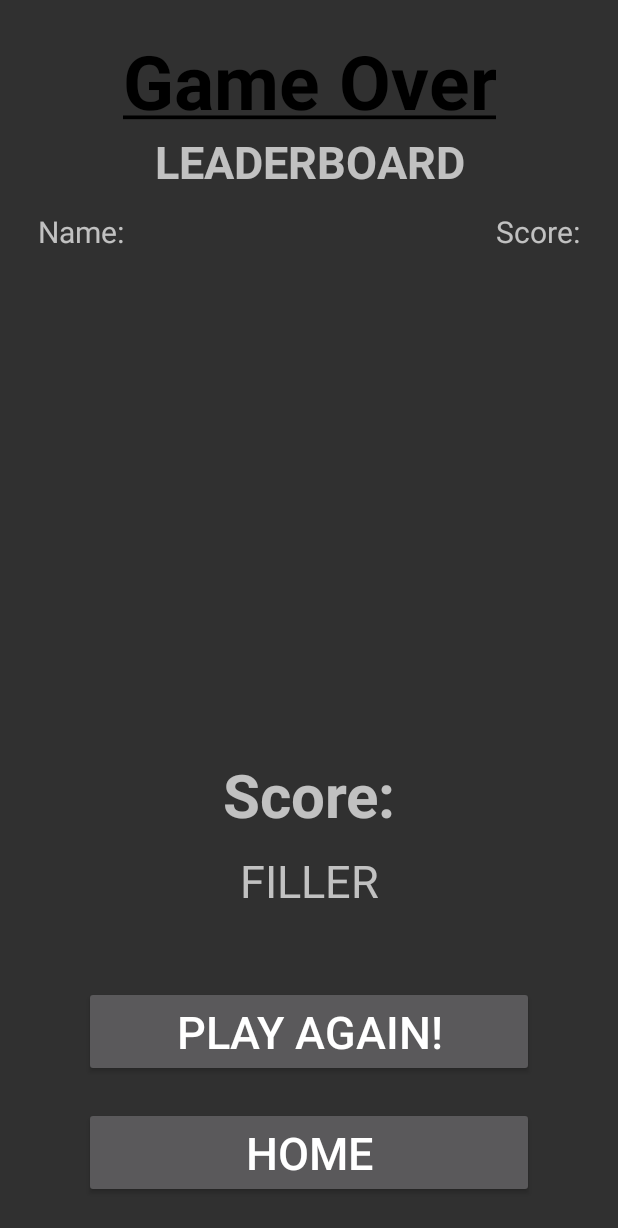
After one commit to CBUmikes930/Sanitizor, an Android app: the GameOver screen opened directly, with no data from a screen before it, on a phone screen of 412 x 824 dp. The commit adds this screen. Shown: the top 1228 px of the screen. Run offline under Robolectric (Android 15) with nearby library versions, the phone set to English and light mode, and no system bars; our stand-ins replace Firebase (no records; nobody signed in at launch, a user with empty details on screens opened directly); Roboto replaces fonts that are not available here.

```diff
--- a/app/src/main/AndroidManifest.xml
+++ b/app/src/main/AndroidManifest.xml
@@ -18,6 +18,7 @@
         android:roundIcon="@mipmap/ic_launcher_round"
         android:supportsRtl="true"
         android:theme="@style/LightTheme">
+        <activity android:name=".GameOver"></activity>
         <activity
             android:name=".LeaderboardActivity"
             android:parentActivityName=".MainActivity" />
--- a/app/src/main/java/com/egr423/sanitizor/Enemy.java
+++ b/app/src/main/java/com/egr423/sanitizor/Enemy.java
@@ -251,4 +251,5 @@ public class Enemy extends Character {
         return (bounds.bottom-bounds.top);
     }
 
+
 }
--- /dev/null
+++ b/app/src/main/java/com/egr423/sanitizor/GameOver.java
@@ -0,0 +1,54 @@
+package com.egr423.sanitizor;
+
+import androidx.appcompat.app.AppCompatActivity;
+import androidx.recyclerview.widget.DividerItemDecoration;
+import androidx.recyclerview.widget.LinearLayoutManager;
+import androidx.recyclerview.widget.RecyclerView;
+
+import android.content.Intent;
+import android.os.Bundle;
+import android.text.SpannableString;
+import android.text.style.UnderlineSpan;
+import android.view.View;
+import android.widget.TextView;
+
+public class GameOver extends AppCompatActivity {
+
+    protected void onCreate (Bundle savedInstanceState) {
+        //Initialize theme
+        SettingsDialogue.initialize(this);
+        //create
+        super .onCreate(savedInstanceState) ;
+        setContentView(R.layout.activity_game_over) ;
+
+        //Initialize the recycler view
+        RecyclerView recyclerView = findViewById(R.id.gOrecycler_view);
+        recyclerView.setLayoutManager(new LinearLayoutManager(this));
+
+        DividerItemDecoration divider = new DividerItemDecoration(recyclerView.getContext(),
+                DividerItemDecoration.VERTICAL);
+        recyclerView.addItemDecoration(divider);
+
+        TextView userScore = findViewById(R.id.score);
+
+        LeaderboardManager leaderboardManager = new LeaderboardManager();
+        leaderboardManager.populateLeaderboard(this, recyclerView);
+
+
+
+        TextView textView = findViewById(R.id.GameOverTitle) ;
+        SpannableString content = new SpannableString( "Game Over" ) ;
+        content.setSpan( new UnderlineSpan() , 0 , content.length() , 0 ) ;
+        textView.setText(content) ;
+    }
+
+    public void playAgainButton(View view) {
+        Intent gameIntent = new Intent(GameOver.this, GameActivity.class);
+        startActivity(gameIntent);
+    }
+
+    public void HomeButton(View view) {
+        Intent gameIntent = new Intent(GameOver.this, MainActivity.class);
+        startActivity(gameIntent);
+    }
+}
--- a/app/src/main/java/com/egr423/sanitizor/MainActivity.java
+++ b/app/src/main/java/com/egr423/sanitizor/MainActivity.java
@@ -51,4 +51,5 @@ public class MainActivity extends AppCompatActivity {
     public void recreate() {
         super.recreate();
     }
+
 }
--- /dev/null
+++ b/app/src/main/res/layout/activity_game_over.xml
@@ -0,0 +1,108 @@
+<?xml version="1.0" encoding="utf-8"?>
+<androidx.constraintlayout.widget.ConstraintLayout xmlns:android="http://schemas.android.com/apk/res/android"
+    xmlns:app="http://schemas.android.com/apk/res-auto"
+    xmlns:tools="http://schemas.android.com/tools"
+    android:layout_width="match_parent"
+    android:layout_height="match_parent"
+    tools:context=".GameOver">
+
+    <TextView
+        android:id="@+id/GameOverTitle"
+        android:layout_width="wrap_content"
+        android:layout_height="wrap_content"
+        android:text="@string/game_over"
+        android:textAlignment="center"
+        android:textSize="50sp"
+        android:textStyle="bold"
+        android:textColor="@color/gameOverTitle"
+        app:layout_constraintTop_toTopOf="parent"
+        app:layout_constraintLeft_toLeftOf="parent"
+        app:layout_constraintRight_toRightOf="parent"
+        android:layout_marginTop="20dp"/>
+    <TextView
+        android:id="@+id/gOLeaderBoard"
+        android:layout_width="wrap_content"
+        android:layout_height="wrap_content"
+        android:text="@string/header"
+        android:textAlignment="center"
+        android:textSize="30sp"
+        android:textStyle="bold"
+        app:layout_constraintTop_toBottomOf="@id/GameOverTitle"
+        app:layout_constraintStart_toStartOf="parent"
+        app:layout_constraintEnd_toEndOf="parent"/>
+
+    <TextView
+        android:id="@+id/name_label"
+        android:layout_width="wrap_content"
+        android:layout_height="wrap_content"
+        android:text="@string/name_label"
+        style="@style/leaderboard_name"
+        app:layout_constraintLeft_toLeftOf="parent"
+        app:layout_constraintBottom_toTopOf="@id/gOrecycler_view" />
+
+    <TextView
+        android:id="@+id/score_label"
+        android:layout_width="wrap_content"
+        android:layout_height="wrap_content"
+        android:text="@string/score_label"
+        style="@style/leaderboard_score"
+        app:layout_constraintRight_toRightOf="parent"
+        app:layout_constraintBottom_toTopOf="@id/gOrecycler_view" />
+
+    <androidx.recyclerview.widget.RecyclerView
+        android:id="@+id/gOrecycler_view"
+        android:layout_width="match_parent"
+        android:layout_height="0dp"
+        android:layout_marginTop="50dp"
+        android:layout_marginBottom="25dp"
+        android:scrollbars="vertical"
+        app:layout_constraintTop_toBottomOf="@id/gOLeaderBoard"
+        app:layout_constraintBottom_toTopOf="@id/score_header"
+         />
+    <TextView
+        android:id="@+id/score_header"
+        android:layout_width="wrap_content"
+        android:layout_height="wrap_content"
+        android:layout_marginBottom="10dp"
+        android:textStyle="bold"
+        android:textSize="40sp"
+        android:text="@string/score"
+        app:layout_constraintStart_toStartOf="parent"
+        app:layout_constraintEnd_toEndOf="parent"
+        app:layout_constraintBottom_toTopOf="@id/score"/>
+    <Button
+        android:id="@+id/gOHome"
+        android:onClick="HomeButton"
+        android:layout_width="300dp"
+        android:layout_height="wrap_content"
+        android:textSize="30sp"
+        android:text="@string/home"
+        app:layout_constraintEnd_toEndOf="parent"
+        app:layout_constraintStart_toStartOf="parent"
+        app:layout_constraintBottom_toBottomOf="parent"
+        android:layout_marginBottom="25dp"/>
+    <Button
+        android:id="@+id/playAgain"
+        android:onClick="playAgainButton"
+        android:layout_width="300dp"
+        android:layout_height="wrap_content"
+        android:textSize="30sp"
+        android:text="@string/play_again"
+        app:layout_constraintEnd_toEndOf="parent"
+        app:layout_constraintStart_toStartOf="parent"
+        app:layout_constraintBottom_toTopOf="@id/gOHome"
+        android:layout_marginBottom="20dp"/>
+    <TextView
+        android:id="@+id/score"
+        android:layout_width="wrap_content"
+        android:layout_height="wrap_content"
+        android:layout_marginBottom="50dp"
+        android:textSize="30sp"
+        android:text="FILLER"
+        app:layout_constraintStart_toStartOf="parent"
+        app:layout_constraintEnd_toEndOf="parent"
+        app:layout_constraintBottom_toTopOf="@id/playAgain"/>
+
+
+
+</androidx.constraintlayout.widget.ConstraintLayout>
--- a/app/src/main/res/values/colors.xml
+++ b/app/src/main/res/values/colors.xml
@@ -23,5 +23,6 @@
     <color name="gameButtonTextColorDark">#000000</color>
     <color name="gameButtonBGColorLight">#80404040</color>
     <color name="gameButtonTextColorLight">#FFFFFF</color>
+    <color name ="gameOverTitle">#000000</color>
 
 </resources>
--- a/app/src/main/res/values/strings.xml
+++ b/app/src/main/res/values/strings.xml
@@ -34,4 +34,10 @@
     <string name="highscore_header">YOUR HIGHSCORE</string>
     <string name="highscore">0</string>
     <string name="home_button">HOME</string>
+
+    <!-- GameOver Activity -->
+    <string name="game_over"><u>Game Over</u></string>
+    <string name="home">Home</string>
+    <string name="play_again">Play again!</string>
+    <string name="score">Score:</string>
 </resources>
```
Also changed, not shown: app/src/main/java/com/egr423/sanitizor/GameActivity.java (+13 -0 lines), app/src/main/java/com/egr423/sanitizor/GameSurfaceView.java (+13 -0 lines), app/src/main/java/com/egr423/sanitizor/GameThread.java (+11 -1 lines), app/src/main/java/com/egr423/sanitizor/Player.java (+30 -0 lines), app/src/main/java/com/egr423/sanitizor/SanitizorGame.java (+56 -30 lines), app/src/main/res/layout/activity_game.xml (+15 -1 lines).
